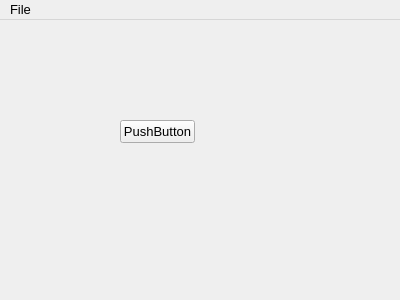
Above: Jos_Bijlenga/mapMaker/mainwindow.ui from madmilla/THO78-Roborescue before the change. Below: the same form after it.
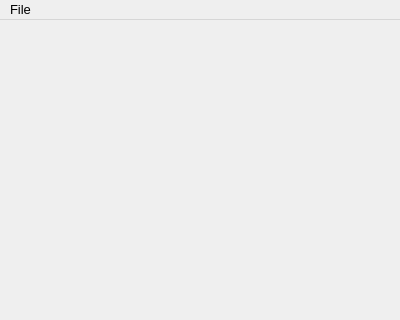
That is the form after the change.

```diff
--- a/Jos_Bijlenga/mapMaker/mainwindow.ui
+++ b/Jos_Bijlenga/mapMaker/mainwindow.ui
@@ -7,19 +7,19 @@
     <x>0</x>
     <y>0</y>
     <width>400</width>
-    <height>300</height>
+    <height>320</height>
    </rect>
   </property>
   <property name="minimumSize">
    <size>
     <width>400</width>
-    <height>300</height>
+    <height>320</height>
    </size>
   </property>
   <property name="maximumSize">
    <size>
     <width>400</width>
-    <height>300</height>
+    <height>320</height>
    </size>
   </property>
   <property name="baseSize">
@@ -37,31 +37,7 @@
   <property name="windowTitle">
    <string>mapMaker</string>
   </property>
-  <widget class="QWidget" name="centralWidget">
-   <widget class="QFrame" name="frame">
-    <property name="geometry">
-     <rect>
-      <x>0</x>
-      <y>0</y>
-      <width>401</width>
-      <height>281</height>
-     </rect>
-    </property>
-    <widget class="QPushButton" name="pushButton">
-     <property name="geometry">
-      <rect>
-       <x>120</x>
-       <y>100</y>
-       <width>75</width>
-       <height>23</height>
-      </rect>
-     </property>
-     <property name="text">
-      <string>PushButton</string>
-     </property>
-    </widget>
-   </widget>
-  </widget>
+  <widget class="QWidget" name="centralWidget"/>
   <widget class="QMenuBar" name="menuBar">
    <property name="geometry">
     <rect>
```
Left out of the diff: 36 changed lines with no effect on the pictures.
